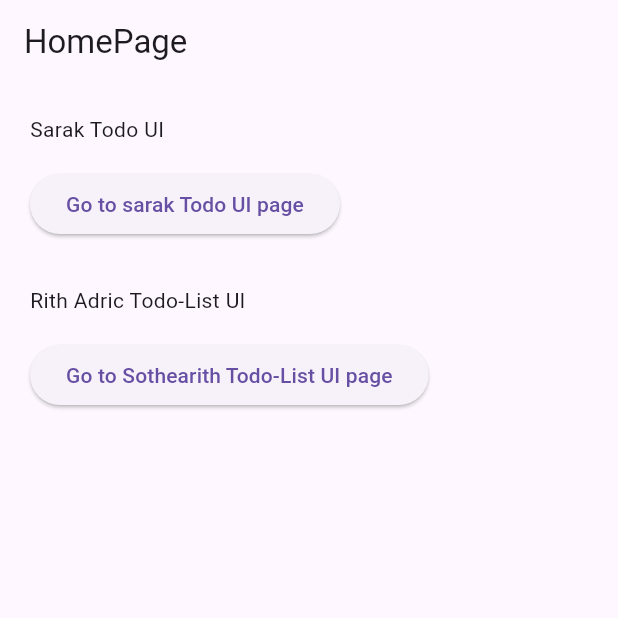
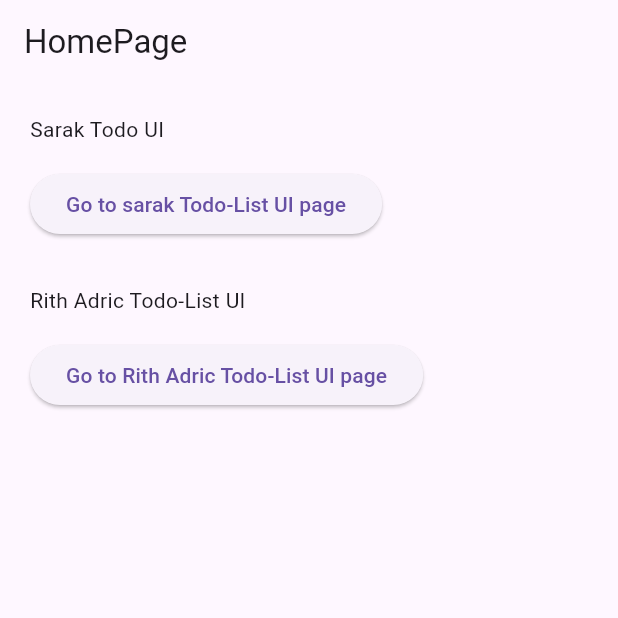
Before and after one commit to sopheap-it/todo_app_team, a Flutter app: the screen it shows after launch, on a phone screen of 412 x 824 dp, the top half of it. Run offline on Flutter 3.47's test engine with Material 3 defaults, Android fonts, the phone set to English and light mode, and no system bars; our stand-ins replace google_fonts.

Commit message:
Todo list finished

```diff
--- a/lib/main.dart
+++ b/lib/main.dart
@@ -43,7 +43,7 @@ class HomePage extends StatelessWidget {
             const Text('Sarak Todo UI'),
             const SizedBox(height: 16),
             ElevatedButton(
-              child: const Text('Go to sarak Todo UI page'),
+              child: const Text('Go to sarak Todo-List UI page'),
               onPressed: () {
                 Navigator.push(
                   context,
@@ -57,7 +57,7 @@ class HomePage extends StatelessWidget {
             const Text('Rith Adric Todo-List UI'),
             const SizedBox(height: 16),
             ElevatedButton(
-              child: const Text('Go to Sothearith Todo-List UI page'),
+              child: const Text('Go to Rith Adric Todo-List UI page'),
               onPressed: () {
                 Navigator.push(
                   context,
```
